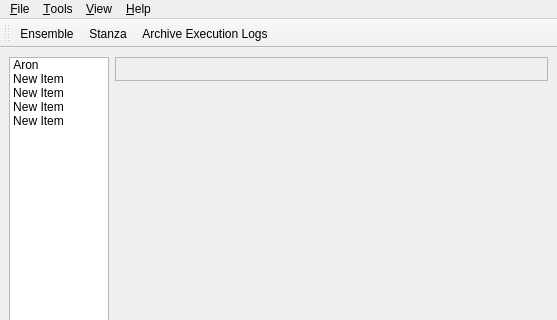
patrickhartling/maestro, file trunk/maestro/gui/MaestroBase.ui: the form before one commit; both pictures show x 0 to 557 and y 0 to 320 of the 557 by 523 pixel window.
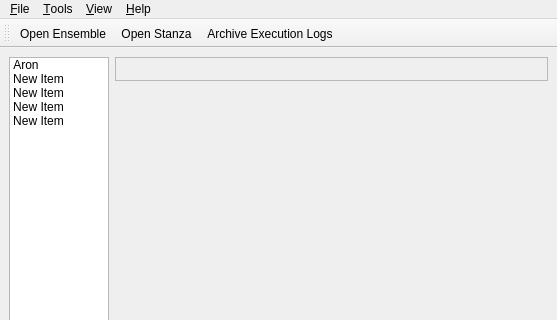
The form after the commit. Icons and pictures are not drawn.

Commit message: Use more descriptive text for the actions used to open ensembles and stanzas.

```diff
--- a/trunk/maestro/gui/MaestroBase.ui
+++ b/trunk/maestro/gui/MaestroBase.ui
@@ -285,7 +285,7 @@
     <iconset resource="MaestroResource.qrc" >:/Maestro/images/maestro_icon.png</iconset>
    </property>
    <property name="text" >
-    <string>Ensemble</string>
+    <string>Open Ensemble...</string>
    </property>
   </action>
   <action name="mAboutAction" >
@@ -304,7 +304,7 @@
     <iconset resource="MaestroResource.qrc" >:/Maestro/images/stanza.png</iconset>
    </property>
    <property name="text" >
-    <string>Stanza</string>
+    <string>Open Stanza...</string>
    </property>
   </action>
   <action name="mSaveEnsembleAction" >
```
Left out of the diff: 12 changed lines with no effect on the pictures. The commit also changes 1 other file.
